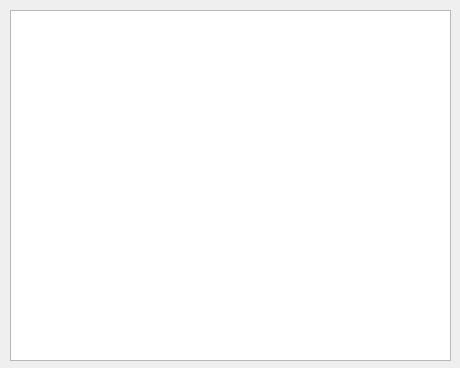
Old version of the form gui/log.ui in the repository blenten/SNF.
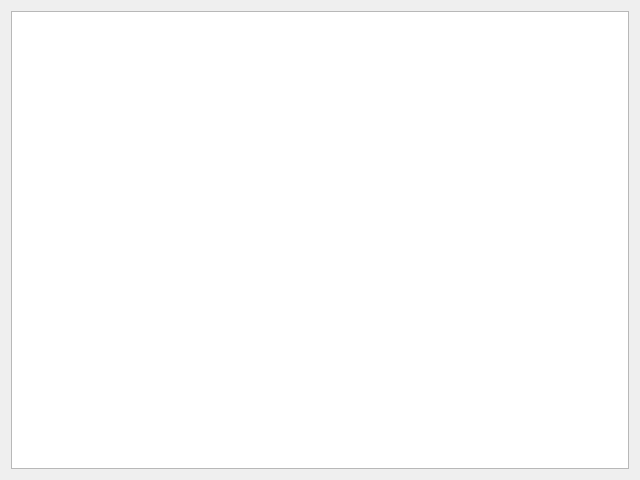
New version of the form.

Commit message: add steps output in log change log window to 640x480

What changed in the file:
```diff
--- a/gui/log.ui
+++ b/gui/log.ui
@@ -6,8 +6,8 @@
    <rect>
     <x>0</x>
     <y>0</y>
-    <width>460</width>
-    <height>368</height>
+    <width>640</width>
+    <height>480</height>
    </rect>
   </property>
   <property name="windowTitle">
@@ -16,16 +16,11 @@
   <property name="modal">
    <bool>true</bool>
   </property>
-  <widget class="QTextEdit" name="logText">
-   <property name="geometry">
-    <rect>
-     <x>10</x>
-     <y>10</y>
-     <width>441</width>
-     <height>351</height>
-    </rect>
-   </property>
-  </widget>
+  <layout class="QHBoxLayout" name="horizontalLayout">
+   <item>
+    <widget class="QTextEdit" name="logText"/>
+   </item>
+  </layout>
  </widget>
  <resources/>
  <connections/>
```
The commit also changes 3 other files.
